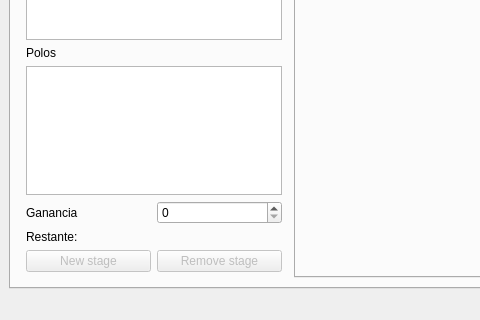
Before: the Qt Designer form designer/mainwindow.ui in juan-sb/filtertool-tc22, drawn with Qt 5; both pictures show x 0 to 480 and y 327 to 647 of the 1076 by 647 pixel window.
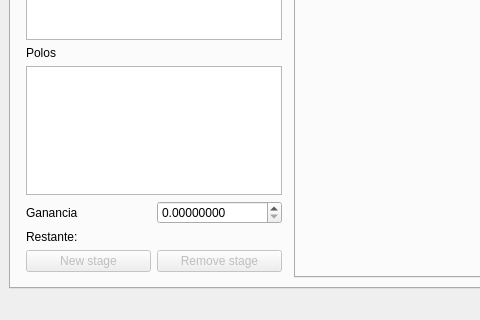
After: the same form once the commit is applied. The open tabs and pages were chosen to show the change. Custom widgets are drawn as their Qt base class.

```diff
--- a/designer/mainwindow.ui
+++ b/designer/mainwindow.ui
@@ -2133,9 +2133,6 @@
             </property>
            </widget>
           </item>
-          <item row="12" column="1">
-           <widget class="QSpinBox" name="stage_gain_box"/>
-          </item>
           <item row="8" column="0" colspan="2">
            <spacer name="verticalSpacer_8">
             <property name="orientation">
@@ -2229,6 +2226,13 @@
           <item row="1" column="0" colspan="2">
            <widget class="QListWidget" name="stages_list"/>
           </item>
+          <item row="12" column="1">
+           <widget class="QDoubleSpinBox" name="stage_gain_box">
+            <property name="decimals">
+             <number>8</number>
+            </property>
+           </widget>
+          </item>
          </layout>
         </item>
        </layout>
```
Left out of the diff: 19 changed lines with no effect on the pictures.
